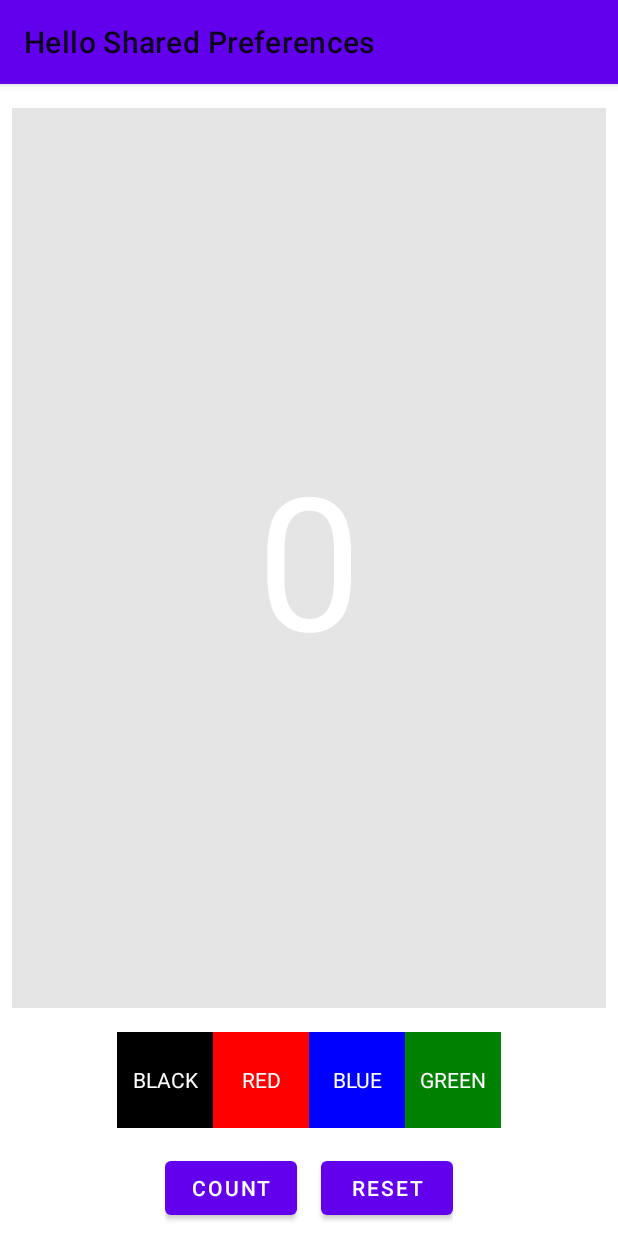
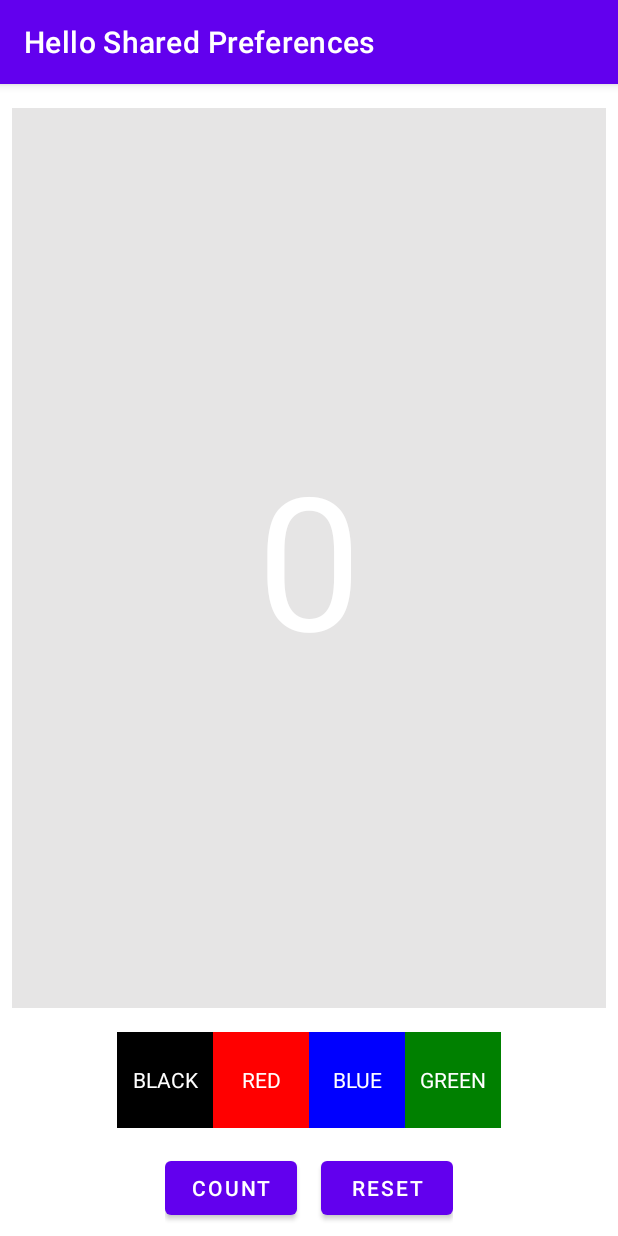
Before and after one commit to imAtulSharma/Codelab, an Android app: the screen it shows after launch (MainActivity), on a phone screen of 412 x 824 dp. Run offline under Robolectric (Android 15) with nearby library versions, the phone set to English and light mode, and no system bars.

Commit message:
Fix: dark theme

```diff
--- a/app/src/main/res/values/themes.xml
+++ b/app/src/main/res/values/themes.xml
@@ -1,6 +1,6 @@
 <resources xmlns:tools="http://schemas.android.com/tools">
     <!-- Base application theme. -->
-    <style name="Theme.Codelab" parent="Theme.MaterialComponents.Light">
+    <style name="Theme.Codelab" parent="Theme.MaterialComponents.Light.DarkActionBar">
         <!-- Primary brand color. -->
         <item name="colorPrimary">@color/purple_500</item>
         <item name="colorPrimaryVariant">@color/purple_700</item>
```
